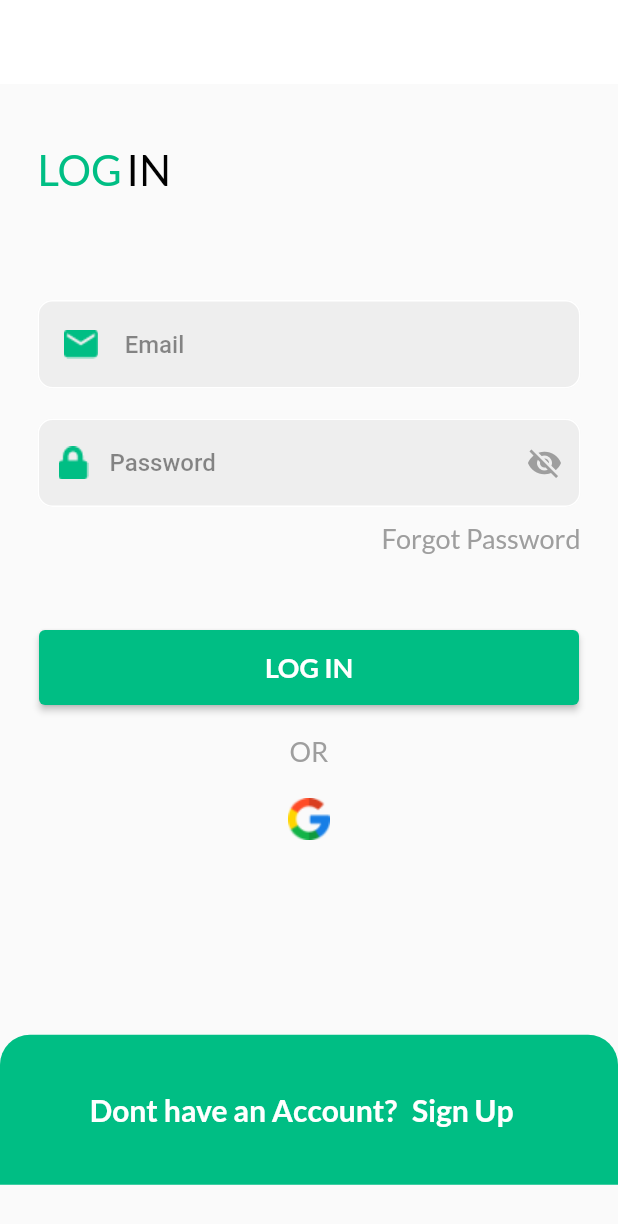
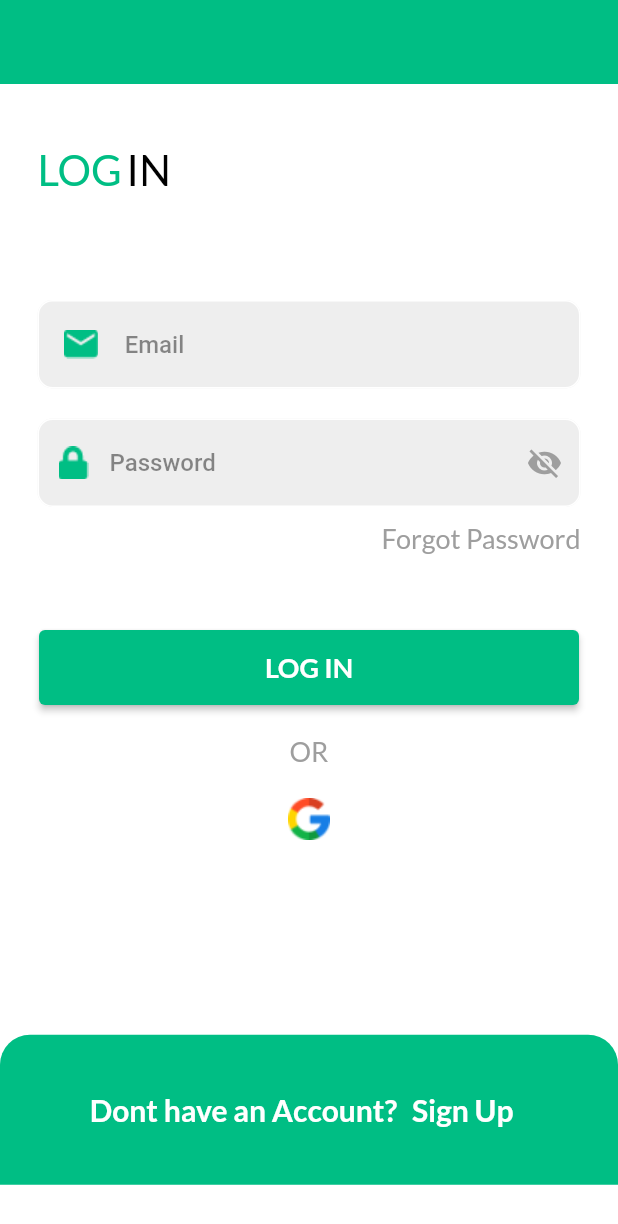
Before and after one commit to kingirfan/meat_and_eat_source, a Flutter app: the screen it shows after launch, after a tap on "Get Started", on a phone screen of 412 x 824 dp. Shown: the top 1224 px of the screen. Run offline on Flutter 3.47's test engine with Material 2 defaults, Android fonts, the phone set to English and light mode, and no system bars; our stand-ins replace firebase_auth, firebase_core, get, get_storage, google_fonts, google_sign_in; accounts and stored records are empty.

Commit message:
main_dashboard_theme

```diff
--- /dev/null
+++ b/lib/logic/bindings/main_bindings.dart
@@ -0,0 +1,9 @@
+import 'package:get/get.dart';
+import 'package:meat_and_eat/logic/controllers/maincontroller.dart';
+
+class MainBindings extends Bindings {
+  @override
+  void dependencies() {
+    Get.put(MainController());
+  }
+}
--- /dev/null
+++ b/lib/logic/controllers/theme_controller.dart
@@ -0,0 +1,24 @@
+import 'package:flutter/material.dart';
+import 'package:get/get.dart';
+import 'package:get_storage/get_storage.dart';
+
+class ThemeController {
+  final GetStorage boxStorage = GetStorage();
+  final key = 'isDarkModes';
+
+  void saveThemeChanges(bool isDark) {
+    boxStorage.write(key, isDark);
+  }
+
+  bool getThemeChanges() {
+    return boxStorage.read<bool>(key) ?? false;
+  }
+
+  void changeTheme() {
+    Get.changeThemeMode(getThemeChanges() ? ThemeMode.light : ThemeMode.dark);
+    saveThemeChanges(!getThemeChanges());
+  }
+
+  ThemeMode get themeDataGet =>
+      getThemeChanges() ? ThemeMode.dark : ThemeMode.light;
+}
--- a/lib/main.dart
+++ b/lib/main.dart
@@ -1,11 +1,16 @@
 import 'package:firebase_core/firebase_core.dart';
 import 'package:flutter/material.dart';
 import 'package:get/get.dart';
+import 'package:get_storage/get_storage.dart';
+import 'package:meat_and_eat/logic/controllers/theme_controller.dart';
 import 'package:meat_and_eat/routes/routes.dart';
+import 'package:meat_and_eat/utils/theme.dart';
 import 'package:meat_and_eat/view/screens/welcome_screen.dart';
 
 void main() async {
   WidgetsFlutterBinding.ensureInitialized();
+
+  await GetStorage.init();
   await Firebase.initializeApp();
   runApp(const MyApp());
 }
@@ -19,9 +24,9 @@ class MyApp extends StatelessWidget {
     return GetMaterialApp(
       title: 'Meat And Eat',
       debugShowCheckedModeBanner: false,
-      theme: ThemeData(
-        primarySwatch: Colors.blue,
-      ),
+      themeMode: ThemeController().themeDataGet,
+      theme: ThemesApp.light,
+      darkTheme: ThemesApp.dark ,
       initialRoute: AppRoutes.welcome,
       getPages: AppRoutes.routes,
     );
--- a/lib/routes/routes.dart
+++ b/lib/routes/routes.dart
@@ -1,6 +1,7 @@
 import 'package:flutter/cupertino.dart';
 import 'package:get/get.dart';
 import 'package:meat_and_eat/logic/bindings/auth_bindings.dart';
+import 'package:meat_and_eat/logic/bindings/main_bindings.dart';
 import 'package:meat_and_eat/view/screens/auth/forgot_password_screen.dart';
 import 'package:meat_and_eat/view/screens/auth/login_screen.dart';
 import 'package:meat_and_eat/view/screens/auth/signup_screen.dart';
@@ -32,9 +33,13 @@ class AppRoutes {
         page: () => ForgotPasswordScreen(),
         binding: AuthBindings()),
     GetPage(
-        name: Routes.mainScreen,
-        page: () => MainScreen(),
-        binding: AuthBindings()),
+      name: Routes.mainScreen,
+      page: () => MainScreen(),
+      bindings: [
+        AuthBindings(),
+        MainBindings()
+      ],
+    ),
   ];
 }
 
--- a/lib/utils/theme.dart
+++ b/lib/utils/theme.dart
@@ -15,3 +15,19 @@ const Color accountSettings = Color(0xff73bc65);
 const Color logOutSettings = Color(0xff5f95ef);
 const Color notiSettings = Color(0xffdf5862);
 const Color languageSettings = Color(0xffCB256C);
+
+
+class ThemesApp {
+   static final light = ThemeData(
+     primaryColor: mainColor,
+     backgroundColor: Colors.white,
+     brightness: Brightness.light
+   );
+
+   static final dark = ThemeData(
+       primaryColor: darkGreyClr,
+       backgroundColor: darkGreyClr,
+       brightness: Brightness.dark
+   );
+
+}
--- a/lib/view/screens/auth/login_screen.dart
+++ b/lib/view/screens/auth/login_screen.dart
@@ -24,8 +24,9 @@ class LoginScreen extends StatelessWidget {
   @override
   Widget build(BuildContext context) {
     return Scaffold(
+      backgroundColor: Colors.white,
       appBar: AppBar(
-        backgroundColor: Get.isDarkMode ? darkGreyClr : Colors.white,
+        backgroundColor: mainColor,
         elevation: 0,
       ),
       body: SingleChildScrollView(
```
Also changed, not shown: lib/logic/controllers/maincontroller.dart (added, +23 -0 lines), lib/view/screens/category_screen.dart (added, +12 -0 lines), lib/view/screens/favourite_screen.dart (added, +12 -0 lines), lib/view/screens/home_screen.dart (added, +12 -0 lines), lib/view/screens/main_screen.dart (+35 -19 lines), lib/view/screens/settings_screen.dart (added, +27 -0 lines).
